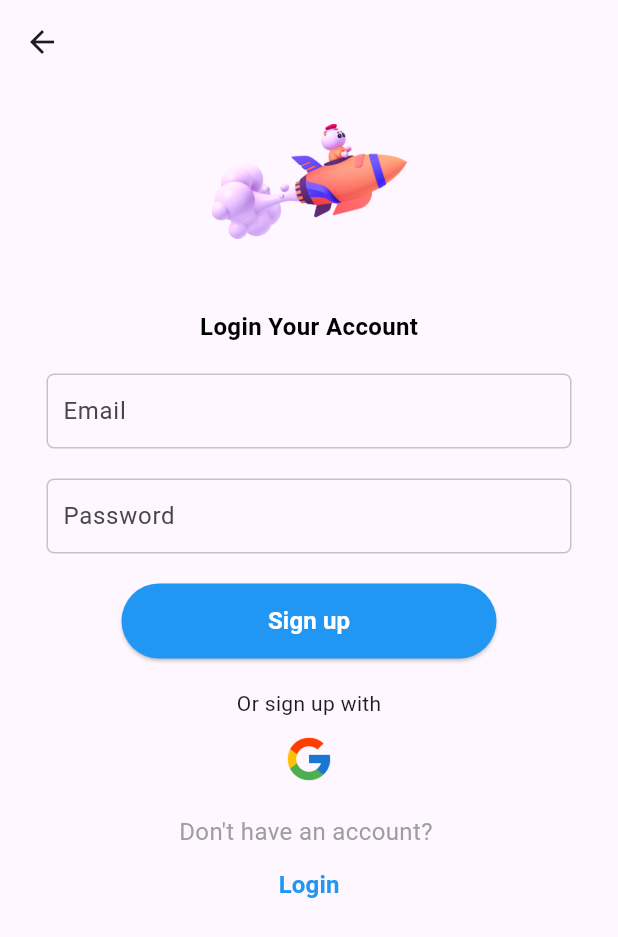
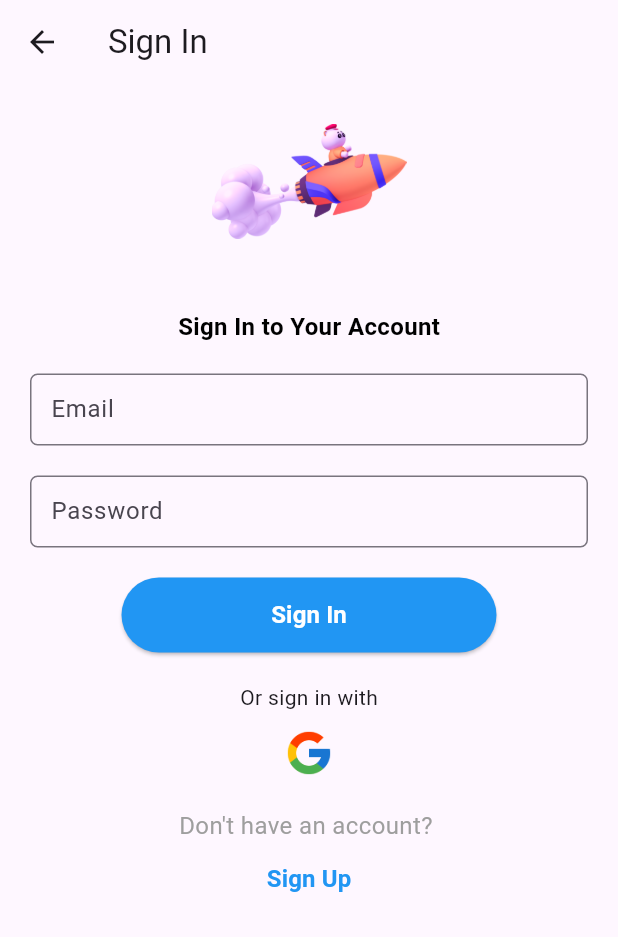
Before and after one commit to nimeshkk/Mobile_App, a Flutter app: the screen it shows after launch, after a tap on "Login", on a phone screen of 412 x 824 dp. Shown: the top 937 px of the screen. Run offline on Flutter 3.47's test engine with Material 3 defaults, Android fonts, the phone set to English and light mode, and no system bars; our stand-ins replace firebase_auth, firebase_core; accounts and stored records are empty.

```diff
--- a/lib/main.dart
+++ b/lib/main.dart
@@ -1,8 +1,19 @@
 import 'package:app/welcome.dart';
 import 'package:flutter/material.dart';
+import 'package:firebase_core/firebase_core.dart';
+import 'firebase_options.dart';
 
-void main() {
-  runApp(const MyApp());
+void main() async {
+  WidgetsFlutterBinding.ensureInitialized();
+  try {
+    await Firebase.initializeApp(
+      options: DefaultFirebaseOptions.currentPlatform,
+    );
+    runApp(const MyApp());
+  } catch (e) {
+    print('Error initializing Firebase: $e');
+
+  }
 }
 
 class MyApp extends StatelessWidget {
@@ -19,7 +30,7 @@ class MyApp extends StatelessWidget {
 
         useMaterial3: true,
       ),
-      home: WelcomePage(),
+      home: const WelcomePage(),
     );
   }
 }
--- a/lib/signIn.dart
+++ b/lib/signIn.dart
@@ -1,19 +1,77 @@
-import 'package:app/signup.dart';
 import 'package:flutter/material.dart';
+import 'package:firebase_auth/firebase_auth.dart';
+import 'package:app/welcome.dart';
 
 class SignInPage extends StatefulWidget {
+  const SignInPage({Key? key}) : super(key: key);
+
   @override
-  State<SignInPage> createState() => _SignUpPageState();
+  _SignInPageState createState() => _SignInPageState();
 }
 
-class _SignUpPageState extends State<SignInPage> {
+class _SignInPageState extends State<SignInPage> {
+  final _formKey = GlobalKey<FormState>();
+  final TextEditingController _email= TextEditingController();
+  final TextEditingController _password = TextEditingController();
+
+  signInWithEmailAndPassword() async {
+    try {
+      await FirebaseAuth.instance.signInWithEmailAndPassword(
+        email: _email.text,
+        password: _password.text,
+      );
+
+      Navigator.pushReplacement(
+        context,
+        MaterialPageRoute(builder: (context) =>WelcomePage()),
+      );
+
+    } on FirebaseAuthException catch (e) {
+      if (e.code == 'user-not-found') {
+        print('No user found for that email.');
+      } else if (e.code == 'wrong-password') {
+        print('Wrong password provided for that user.');
+      }
+    }
+  }
+
+  String? _validateEmail(String? value) {
+    if (value == null || value.isEmpty) {
+      return 'Email is required';
+    }
+    return null;
+  }
+
+  String? _validatePassword(String? value) {
+    if (value == null || value.isEmpty) {
+      return 'Password is required';
+    }
+    if (value.length < 8) {
+      return 'Password must be at least 8 characters';
+    }
+    return null;
+  }
+
   @override
   Widget build(BuildContext context) {
     return Scaffold(
       appBar: AppBar(
-        title: Text(''),
+        title: const Text('Sign In'),
+        leading: IconButton(
+          icon: const Icon(Icons.arrow_back),
+          onPressed: () {
+            Navigator.push(
+              context,
+              MaterialPageRoute(builder: (context) => const WelcomePage()),
+            );
+          },
+        ),
       ),
       body: SingleChildScrollView(
+        child: Form(
+          key: _formKey,
+          child: Padding(
+            padding: const EdgeInsets.symmetric(horizontal: 20),
             child: Column(
               mainAxisAlignment: MainAxisAlignment.start,
               children: [
@@ -22,87 +80,65 @@ class _SignUpPageState extends State<SignInPage> {
                   width: 130,
                   height: 130,
                 ),
-            SizedBox(height: 20),
+                const SizedBox(height: 20),
                 const Text(
-              'Login Your Account',
+                  'Sign In to Your Account',
                   style: TextStyle(
                     fontSize: 16.0,
                     color: Color.fromARGB(255, 0, 0, 0),
                     fontWeight: FontWeight.bold,
                   ),
                 ),
-            SizedBox(height: 20),
-            Padding(
-              padding: const EdgeInsets.symmetric(horizontal: 20),
-              child: Column(
-                children: [
-                  Container(
-                    width: 350,
-                    height: 50,
-                    decoration: BoxDecoration(
-                      //email input
-                      border: Border.all(
-                        color: Color.fromARGB(255, 200, 195, 195),
-                        width: 1.0,
-                      ),
+                const SizedBox(height: 20),
+                TextFormField(
+                  controller: _email,
+                  validator: _validateEmail,
+                  decoration: InputDecoration(
+                    hintText: 'Email',
+                    border: OutlineInputBorder(
                       borderRadius: BorderRadius.circular(5.0),
                     ),
-                    child: TextFormField(
-                      obscureText: false,
-                      decoration: InputDecoration(
-                        hintText: 'Email',
-                        border: InputBorder.none,
-                        contentPadding: EdgeInsets.symmetric(horizontal: 10.0),
+                    contentPadding:
+                        const EdgeInsets.symmetric(horizontal: 10.0),
                   ),
                 ),
-                  ),
-                  SizedBox(height: 20),
-                  Container(
-                    width: 350,
-                    height: 50,
-                    decoration: BoxDecoration(
-                      //input password
-                      border: Border.all(
-                        color: Color.fromARGB(255, 200, 195, 195),
-                        width: 1.0,
-                      ),
-                      borderRadius: BorderRadius.circular(5.0),
-                    ),
-                    child: TextFormField(
+                const SizedBox(height: 20),
+                TextFormField(
+                  controller: _password,
+                  validator: _validatePassword,
                   obscureText: true,
                   decoration: InputDecoration(
                     hintText: 'Password',
-                        border: InputBorder.none,
-                        contentPadding: EdgeInsets.symmetric(horizontal: 10.0),
+                    border: OutlineInputBorder(
+                      borderRadius: BorderRadius.circular(5.0),
+                    ),
+                    contentPadding:
+                        const EdgeInsets.symmetric(horizontal: 10.0),
                   ),
                 ),
-                  ),
-
-                  SizedBox(height: 20),
+                const SizedBox(height: 20),
                 ElevatedButton(
-                    //signUp Button
                   onPressed: () {
-                      // Sign up logic
+                    if (_formKey.currentState!.validate()) {
+                      signInWithEmailAndPassword();
+                    }
                   },
                   style: ButtonStyle(
-                      minimumSize: MaterialStateProperty.all(Size(250, 50)),
+                    minimumSize: MaterialStateProperty.all(const Size(250, 50)),
                     backgroundColor: MaterialStateProperty.all(Colors.blue),
                     foregroundColor: MaterialStateProperty.all(Colors.white),
                   ),
                   child: const Text(
-                      'Sign up',
+                    'Sign In',
                     style: TextStyle(
                       fontSize: 16,
                       fontWeight: FontWeight.bold,
                     ),
                   ),
                 ),
-                ],
-              ),
-            ),
                 const SizedBox(height: 20),
-            const Text('Or sign up with'),
-            SizedBox(height: 10),
+                const Text('Or sign in with'),
+                const SizedBox(height: 10),
                 Row(
                   mainAxisAlignment: MainAxisAlignment.center,
                   children: [
@@ -113,8 +149,8 @@ class _SignUpPageState extends State<SignInPage> {
                     ),
                   ],
                 ),
-            const SizedBox(height: 20.0),
-            Center(
+                const SizedBox(height: 20),
+                const Center(
                   child: Text(
                     'Don\'t have an account? ',
                     style: TextStyle(
@@ -125,13 +161,11 @@ class _SignUpPageState extends State<SignInPage> {
                 ),
                 TextButton(
                   onPressed: () {
-                Navigator.push(
-                  context,
-                  MaterialPageRoute(builder: (context) => SignUpPage()),
-                );
+                    // Navigate to Sign Up page
+                    Navigator.pop(context); // Pop current page (SignInPage)
                   },
-              child: Text(
-                'Login',
+                  child: const Text(
+                    'Sign Up',
                     style: TextStyle(
                       fontSize: 16.0,
                       color: Colors.blue,
@@ -142,6 +176,8 @@ class _SignUpPageState extends State<SignInPage> {
               ],
             ),
           ),
+        ),
+      ),
     );
   }
 }
--- a/lib/welcome.dart
+++ b/lib/welcome.dart
@@ -3,6 +3,8 @@ import 'package:app/signup.dart';
 import 'package:flutter/material.dart';
 
 class WelcomePage extends StatefulWidget {
+  const WelcomePage({super.key});
+
   @override
   State<WelcomePage> createState() => _WelcomePageState();
 }
@@ -11,9 +13,8 @@ class _WelcomePageState extends State<WelcomePage> {
   @override
   Widget build(BuildContext context) {
     return Scaffold(
-      appBar:
-          AppBar(
-        title: Text(''),
+      appBar: AppBar(
+        title: const Text(''),
       ),
       body: Column(
         mainAxisAlignment: MainAxisAlignment.center,
@@ -25,108 +26,101 @@ class _WelcomePageState extends State<WelcomePage> {
               height: 300,
             ),
           ),
-          SizedBox(height: 5.0),
+          const SizedBox(height: 5.0),
           const Text(
             'Welcome',
             style: TextStyle(
               fontSize: 30.0,
               fontWeight: FontWeight.bold,
-              color: const Color.fromARGB(255, 0, 0, 0),
+              color: Color.fromARGB(255, 0, 0, 0),
             ),
           ),
-          SizedBox(height: 2.0),
-          Container(
+          const SizedBox(height: 2.0),
+          const SizedBox(
             width: 220.0,
             child: Center(
               child: Text(
                 'Before enjoying  services ',
                 style: TextStyle(
                   fontSize: 12.0,
-                  color: const Color.fromARGB(255, 0, 0, 0),
+                  color: Color.fromARGB(255, 0, 0, 0),
                 ),
               ),
             ),
           ),
-          Container(
+          const SizedBox(
             width: 220.0,
             child: Center(
               child: Text(
                 'Please register first',
                 style: TextStyle(
                   fontSize: 12.0,
-                  color: const Color.fromARGB(255, 0, 0, 0),
+                  color: Color.fromARGB(255, 0, 0, 0),
                 ),
               ),
             ),
           ),
-          SizedBox(height: 100.0),
+          const SizedBox(height: 100.0),
           ElevatedButton(
             onPressed: () {
               Navigator.push(
                 context,
-                MaterialPageRoute(builder: (context) => SignUpPage()),
+                MaterialPageRoute(builder: (context) => const SignUpPage()),
               );
             },
             style: ButtonStyle(
-                      minimumSize: MaterialStateProperty.all(
-                          Size(300, 50)),
-                      backgroundColor: MaterialStateProperty.all(
-                          Colors.blue),
-                      foregroundColor:
-                          MaterialStateProperty.all(Colors.white),
-                    ),
-            child: Text(
+              minimumSize: MaterialStateProperty.all(const Size(300, 50)),
+              backgroundColor: MaterialStateProperty.all(Colors.blue),
+              foregroundColor: MaterialStateProperty.all(Colors.white),
+            ),
+            child: const Text(
               'Sign Up',
               style: TextStyle(
                 color: Colors.white,
               ),
             ),
           ),
-          SizedBox(height: 10.0),
+          const SizedBox(height: 10.0),
           ElevatedButton(
             onPressed: () {
               Navigator.push(
                 context,
-                MaterialPageRoute(builder: (context) => SignInPage()),
+                MaterialPageRoute(builder: (context) => const SignInPage()),
               );
-
             },
             style: ButtonStyle(
-                      minimumSize: MaterialStateProperty.all(
-                          Size(300, 50)),
-                      backgroundColor: MaterialStateProperty.all(
-                          Colors.blue),
-                      foregroundColor:
-                          MaterialStateProperty.all(Colors.white),
-                    ),
-            child: Text(
+              minimumSize: MaterialStateProperty.all(const Size(300, 50)),
+              backgroundColor: MaterialStateProperty.all(Colors.blue),
+              foregroundColor: MaterialStateProperty.all(Colors.white),
+            ),
+            child: const Text(
               'Login',
               style: TextStyle(
                 color: Color.fromARGB(255, 255, 255, 255),
               ),
             ),
           ),
-          SizedBox(height: 10.0),
-          Container(
+          const SizedBox(height: 10.0),
+          const SizedBox(
             width: 320.0,
             child: Center(
               child: Text(
                 'By logging in or registering, you have agreed to the',
                 style: TextStyle(
                   fontSize: 12.0,
-                  color: const Color.fromARGB(255, 0, 0, 0),
+                  color: Color.fromARGB(255, 0, 0, 0),
                 ),
               ),
             ),
           ),
-          Container(
+          const SizedBox(
             width: 320.0,
             child: Center(
               child: Text(
                 'Terms and Conditions and Privacy Policy.',
                 style: TextStyle(
                   fontSize: 12.0,
-                  color: const Color.fromARGB(255, 0, 0, 0),
+                  color: Color.fromARGB(255, 0, 0, 0),
                 ),
               ),
             ),
--- a/pubspec.yaml
+++ b/pubspec.yaml
@@ -35,6 +35,9 @@ dependencies:
   # The following adds the Cupertino Icons font to your application.
   # Use with the CupertinoIcons class for iOS style icons.
   cupertino_icons: ^1.0.6
+  firebase_core: ^2.31.0
+  flutter_auth_provider: ^0.1.3
+  firebase_auth: ^4.19.5
 
 dev_dependencies:
   flutter_test:
```
Also changed, not shown: lib/signup.dart (+84 -60 lines), firebase.json (added), lib/firebase_options.dart (added), pubspec.lock, 7 other files. Lines whose indentation alone changed are shown as unchanged.
